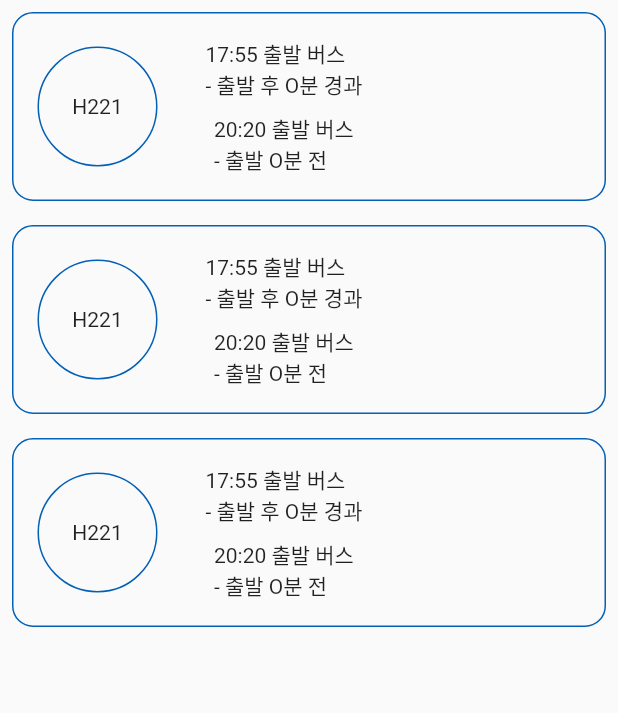
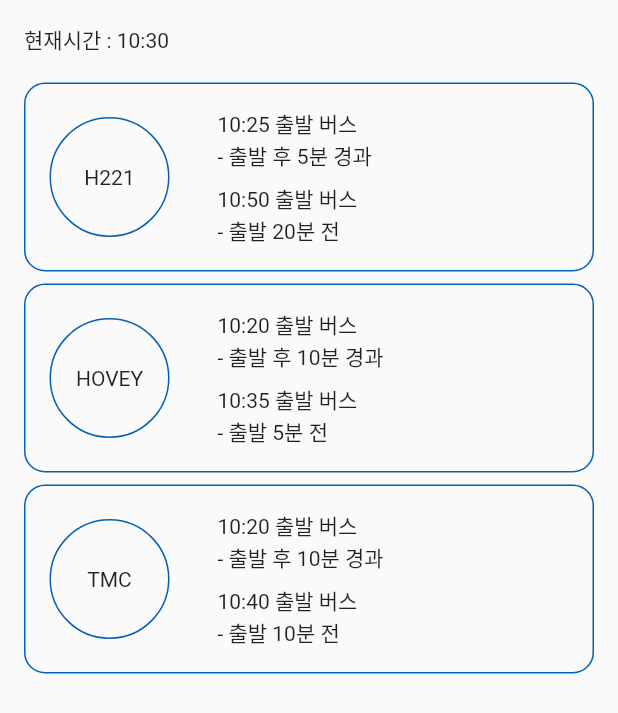
Before and after one commit to kohj1018/my_casey, a Flutter app: the screen it shows after launch, on a phone screen of 412 x 824 dp. Shown: the top 713 px of the screen. Run offline on Flutter 3.47's test engine with Material 2 defaults, Android fonts, the phone set to English and light mode, and no system bars.

Commit message:
[add] Stream 추가로 현재시간 즉각 반영토록 수정

```diff
--- a/lib/component/bus_time_card.dart
+++ b/lib/component/bus_time_card.dart
@@ -5,17 +5,26 @@ class BusTimeCard extends StatelessWidget {
 
   final String busType;
   final String lastBusTime;
+  final int lastBusMinDiff;
   final String nextBusTime;
+  final int nextBusMinDiff;
 
   const BusTimeCard({
     required this.busType,
     required this.lastBusTime,
+    required this.lastBusMinDiff,
     required this.nextBusTime,
+    required this.nextBusMinDiff,
     Key? key
   }) : super(key: key);
 
   @override
   Widget build(BuildContext context) {
+    String modifiedLastBusTime = lastBusTime;
+    String modifiedNextBusTime = nextBusTime;
+    if (lastBusTime.substring(0, 2) == '24') modifiedLastBusTime.replaceAll('24', '00');
+    if (nextBusTime.substring(0, 2) == '24') modifiedNextBusTime.replaceAll('24', '00');
+
     return Container(
       decoration: BoxDecoration(
         border: Border.all(
@@ -46,10 +55,11 @@ class BusTimeCard extends StatelessWidget {
               ),
               SizedBox(width: 32.0),
               Column(
+                crossAxisAlignment: CrossAxisAlignment.start,
                 children: [
-                  Text('$lastBusTime 출발 버스\n- 출발 후 O분 경과'),
+                  if (lastBusMinDiff >= 0) Text('$modifiedLastBusTime 출발 버스\n- 출발 후 $lastBusMinDiff분 경과'),
                   SizedBox(height: 8.0),
-                  Text('$nextBusTime 출발 버스\n- 출발 O분 전')
+                  if (nextBusMinDiff >= 0) Text('$modifiedNextBusTime 출발 버스\n- 출발 $nextBusMinDiff분 전')
                 ],
               ),
             ],
--- a/lib/function/checkNearestBusTimes.dart
+++ b/lib/function/checkNearestBusTimes.dart
@@ -1,8 +1,8 @@
 import 'package:intl/intl.dart';
 import 'package:my_casey/const/bus_time.dart';
 
-Map<String, List<int>> checkNearestBusTimes(String busType, bool isWeekend) {
-  List<int> curTime = DateFormat('HH:mm').format(DateTime.now()).split(':').map((t) => int.parse(t)).toList();
+Map<String, List<int>> checkNearestBusTimes(String busType, bool isWeekend, DateTime now) {
+  List<int> curTime = DateFormat('HH:mm').format(now).split(':').map((t) => int.parse(t)).toList();
   if (curTime[0] == 0) curTime[0] = 24; // 현재 시간이 0시면 24시로 format 변경
 
   // 버스 종류, 평일 구분에 따라 버스 시간표 선택
--- /dev/null
+++ b/lib/screen/calendar_screen.dart
@@ -0,0 +1,10 @@
+import 'package:flutter/material.dart';
+
+class CalendarScreen extends StatelessWidget {
+  const CalendarScreen({Key? key}) : super(key: key);
+
+  @override
+  Widget build(BuildContext context) {
+    return const Placeholder();
+  }
+}
--- a/lib/screen/home_screen.dart
+++ b/lib/screen/home_screen.dart
@@ -1,5 +1,7 @@
 import 'package:flutter/material.dart';
+import 'package:intl/intl.dart';
 import 'package:my_casey/component/bus_time_card.dart';
+import 'package:my_casey/function/checkNearestBusTimes.dart';
 
 class HomeScreen extends StatefulWidget {
   const HomeScreen({Key? key}) : super(key: key);
@@ -9,20 +11,71 @@ class HomeScreen extends StatefulWidget {
 }
 
 class _HomeScreenState extends State<HomeScreen> {
+  late Map<String, List<int>> h221BusInfo;
+  late Map<String, List<int>> hoveyBusInfo;
+  late Map<String, List<int>> tmcBusInfo;
+
   @override
   Widget build(BuildContext context) {
+    Stream<DateTime> now = Stream.periodic(const Duration(seconds: 1), (_) => DateTime.now());
+
     return Scaffold(
       body: SafeArea(
         child: Padding(
-          padding: const EdgeInsets.all(8.0),
-          child: Column(
-            children: const [
-              BusTimeCard(busType: 'H221', lastBusTime: '17:55', nextBusTime: '20:20'),
-              SizedBox(height: 16.0),
-              BusTimeCard(busType: 'H221', lastBusTime: '17:55', nextBusTime: '20:20'),
-              SizedBox(height: 16.0),
-              BusTimeCard(busType: 'H221', lastBusTime: '17:55', nextBusTime: '20:20'),
-            ],
+          padding: const EdgeInsets.all(16.0),
+          child: StreamBuilder(
+            stream: now,
+            builder: (context, snapshot) {
+              DateTime curTime = DateTime.now();
+
+              if (snapshot.hasData) {
+                curTime = snapshot.data!;
+              }
+
+              h221BusInfo = checkNearestBusTimes('H221', false, curTime);
+              hoveyBusInfo = checkNearestBusTimes('HOVEY', false, curTime);
+              tmcBusInfo = checkNearestBusTimes('TMC', false, curTime);
+
+              String modifiedCurTime = DateFormat('HH:mm').format(curTime);
+
+              return Column(
+                  crossAxisAlignment: CrossAxisAlignment.stretch,
+                  children: [
+                    Text(
+                      '현재시간 : $modifiedCurTime',
+                      textAlign: TextAlign.left,
+                    ),
+                    const SizedBox(height: 18.0),
+                    Column(
+                      children: [
+                        BusTimeCard(
+                          busType: 'H221',
+                          lastBusTime: '${h221BusInfo['lastBusTime']![0].toString().padLeft(2, '0')}:${h221BusInfo['lastBusTime']![1].toString().padLeft(2, '0')}',
+                          lastBusMinDiff: h221BusInfo['lastBusTime']![2],
+                          nextBusTime: '${h221BusInfo['nextBusTime']![0].toString().padLeft(2, '0')}:${h221BusInfo['nextBusTime']![1].toString().padLeft(2, '0')}',
+                          nextBusMinDiff: h221BusInfo['nextBusTime']![2],
+                        ),
+                        const SizedBox(height: 8.0),
+                        BusTimeCard(
+                          busType: 'HOVEY',
+                          lastBusTime: '${hoveyBusInfo['lastBusTime']![0].toString().padLeft(2, '0')}:${hoveyBusInfo['lastBusTime']![1].toString().padLeft(2, '0')}',
+                          lastBusMinDiff: hoveyBusInfo['lastBusTime']![2],
+                          nextBusTime: '${hoveyBusInfo['nextBusTime']![0].toString().padLeft(2, '0')}:${hoveyBusInfo['nextBusTime']![1].toString().padLeft(2, '0')}',
+                          nextBusMinDiff: hoveyBusInfo['nextBusTime']![2],
+                        ),
+                        const SizedBox(height: 8.0),
+                        BusTimeCard(
+                          busType: 'TMC',
+                          lastBusTime: '${tmcBusInfo['lastBusTime']![0].toString().padLeft(2, '0')}:${tmcBusInfo['lastBusTime']![1].toString().padLeft(2, '0')}',
+                          lastBusMinDiff: tmcBusInfo['lastBusTime']![2],
+                          nextBusTime: '${tmcBusInfo['nextBusTime']![0].toString().padLeft(2, '0')}:${tmcBusInfo['nextBusTime']![1].toString().padLeft(2, '0')}',
+                          nextBusMinDiff: tmcBusInfo['nextBusTime']![2],
+                        ),
+                      ],
+                    ),
+                  ]
+              );
+            },
           ),
         ),
       ),
```
Also changed, not shown: lib/const/weekend_list.dart (added), lib/function/isWeekend.dart (added).
